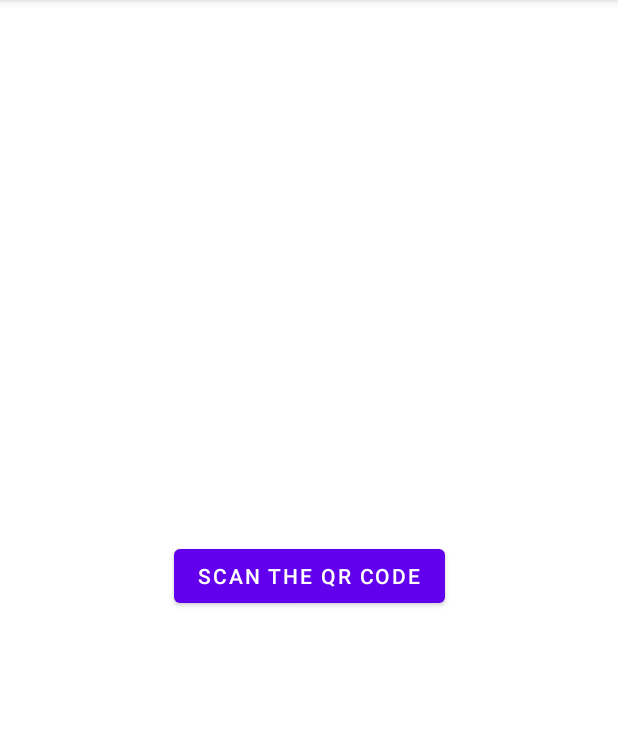
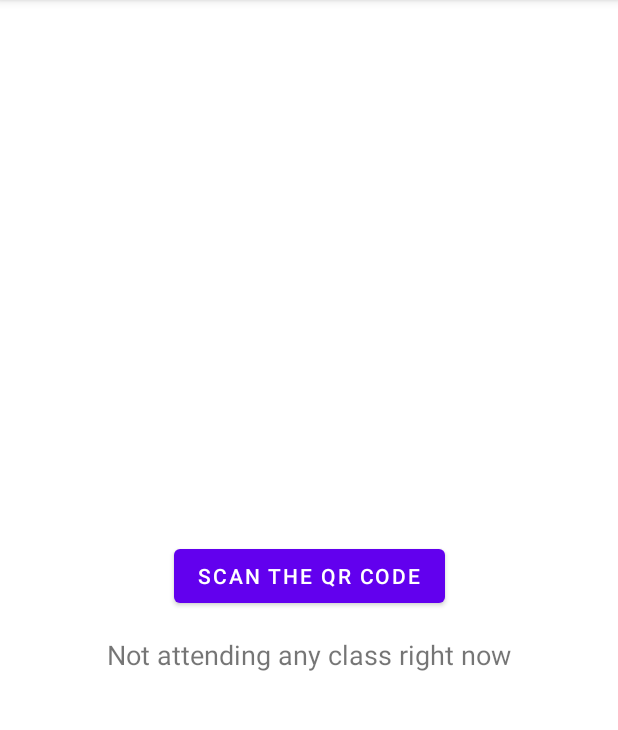
Before and after one commit to El-Ahmed/StudentHere, an Android app: the screen it shows after launch (MainActivity), on a phone screen of 412 x 824 dp, the part 84-814 px from its top. Run offline under Robolectric (Android 15) with nearby library versions, the phone set to English and light mode, and no system bars; our stand-ins replace Volley.

```diff
--- a/app/build.gradle
+++ b/app/build.gradle
@@ -30,6 +30,11 @@ android {
 
 dependencies {
 
+
+    implementation 'com.android.volley:volley:1.2.1'
+
+
+
     implementation 'com.google.mlkit:barcode-scanning:17.0.3'
 
     def camerax_version = "1.0.0-beta05"
--- a/app/src/main/AndroidManifest.xml
+++ b/app/src/main/AndroidManifest.xml
@@ -3,6 +3,7 @@
     xmlns:tools="http://schemas.android.com/tools">
 
     <uses-permission android:name="android.permission.CAMERA" />
+    <uses-permission android:name="android.permission.INTERNET" />
     <application
         android:allowBackup="true"
         android:dataExtractionRules="@xml/data_extraction_rules"
--- a/app/src/main/res/layout/activity_main.xml
+++ b/app/src/main/res/layout/activity_main.xml
@@ -16,4 +16,15 @@
         app:layout_constraintStart_toStartOf="parent"
         app:layout_constraintTop_toTopOf="parent" />
 
+    <TextView
+        android:id="@+id/attendance"
+        android:layout_width="wrap_content"
+        android:layout_height="wrap_content"
+        android:layout_marginTop="16dp"
+        android:text="@string/attendance"
+        android:textSize="18sp"
+        app:layout_constraintEnd_toEndOf="parent"
+        app:layout_constraintStart_toStartOf="parent"
+        app:layout_constraintTop_toBottomOf="@+id/button" />
+
 </androidx.constraintlayout.widget.ConstraintLayout>
--- a/app/src/main/res/values/strings.xml
+++ b/app/src/main/res/values/strings.xml
@@ -1,4 +1,5 @@
 <resources>
     <string name="app_name">Student Here</string>
     <string name="scan_qr">Scan the QR code</string>
+    <string name="attendance">Not attending any class right now</string>
 </resources>
```
Also changed, not shown: app/src/main/java/ma/ac/emi/studenthere/MainActivity.java (+47 -5 lines).
